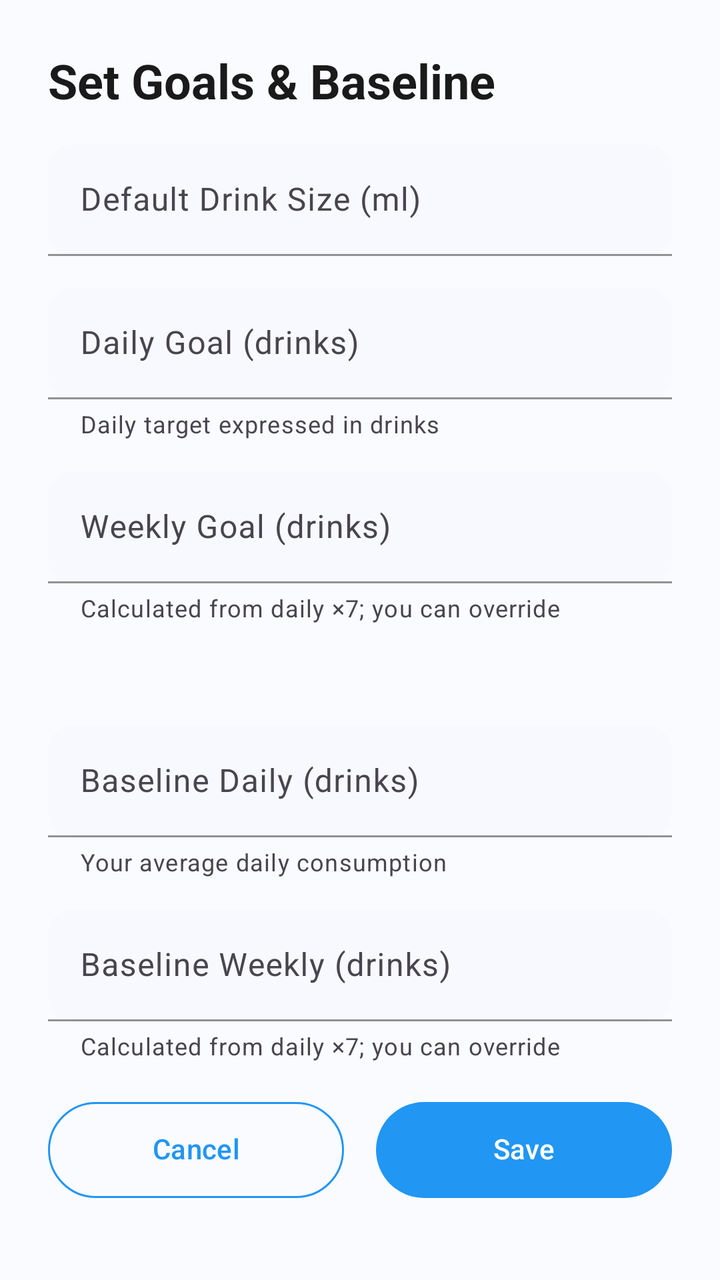
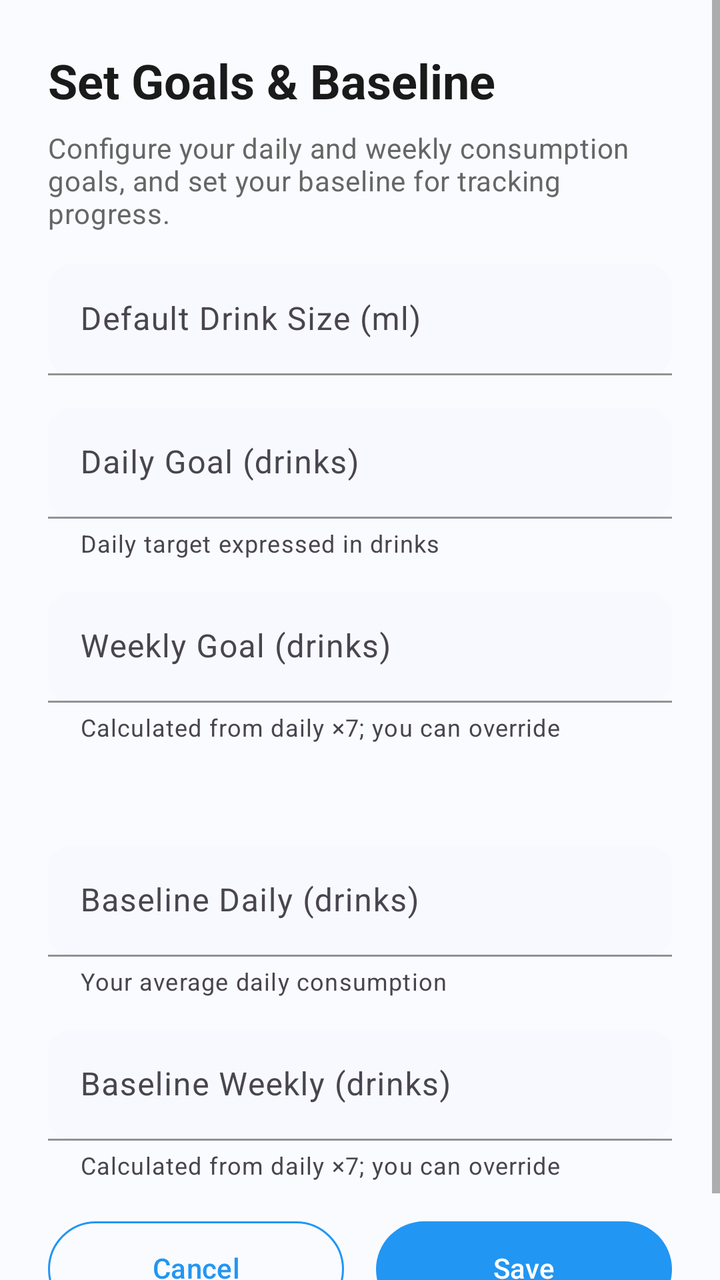

Screens rendered from an Android XML layout before and after an edit, with the pre-edit source and the edit as a unified diff.
<!-- AndroidManifest.xml: application theme Theme.BrewLog -->
<!-- res/layout/dialog_setup.xml -->
<?xml version="1.0" encoding="utf-8"?>
<ScrollView xmlns:android="http://schemas.android.com/apk/res/android"
    xmlns:app="http://schemas.android.com/apk/res-auto"
    android:layout_width="match_parent"
    android:layout_height="wrap_content"
    android:fillViewport="true">

    <LinearLayout
        android:layout_width="match_parent"
        android:layout_height="wrap_content"
        android:orientation="vertical"
        android:padding="24dp"
        android:background="@color/background">

    <TextView
        android:layout_width="wrap_content"
        android:layout_height="wrap_content"
        android:text="Set Goals &amp; Baseline"
        android:textAppearance="@style/TextAppearance.BrewLog.Headline"
        android:layout_marginBottom="16dp" />

    <com.google.android.material.textfield.TextInputLayout
        android:id="@+id/layout_default_drink"
        android:layout_width="match_parent"
        android:layout_height="wrap_content"
        android:hint="Default Drink Size (ml)"
        style="?attr/textInputStyle"
        app:boxBackgroundMode="filled"
        app:boxBackgroundColor="@color/input_background"
        app:hintTextColor="@color/text_hint"
        android:layout_marginBottom="16dp">

        <com.google.android.material.textfield.TextInputEditText
            android:id="@+id/et_default_drink_ml"
            android:layout_width="match_parent"
            android:layout_height="wrap_content"
            android:inputType="number"
            android:textColor="@color/text_on_surface"
            android:textColorHint="@color/text_hint" />
    </com.google.android.material.textfield.TextInputLayout>

    <com.google.android.material.textfield.TextInputLayout
        android:id="@+id/layout_daily_goal_drinks"
        android:layout_width="match_parent"
        android:layout_height="wrap_content"
        android:hint="Daily Goal (drinks)"
        app:helperText="Daily target expressed in drinks"
        style="?attr/textInputStyle"
        app:boxBackgroundMode="filled"
        app:boxBackgroundColor="@color/input_background"
        app:hintTextColor="@color/text_hint"
        android:layout_marginBottom="16dp">

        <com.google.android.material.textfield.TextInputEditText
            android:id="@+id/et_goal_daily_drinks"
            android:layout_width="match_parent"
            android:layout_height="wrap_content"
            android:inputType="number"
            android:textColor="@color/text_on_surface"
            android:textColorHint="@color/text_hint" />
    </com.google.android.material.textfield.TextInputLayout>

    <com.google.android.material.textfield.TextInputLayout
        android:id="@+id/layout_weekly_goal_drinks"
        android:layout_width="match_parent"
        android:layout_height="wrap_content"
        android:hint="Weekly Goal (drinks)"
        app:helperText="Calculated from daily ×7; you can override"
        style="?attr/textInputStyle"
        app:boxBackgroundMode="filled"
        app:boxBackgroundColor="@color/input_background"
        app:hintTextColor="@color/text_hint"
        android:layout_marginBottom="16dp">

        <com.google.android.material.textfield.TextInputEditText
            android:id="@+id/et_goal_weekly_drinks"
            android:layout_width="match_parent"
            android:layout_height="wrap_content"
            android:inputType="number"
            android:textColor="@color/text_on_surface"
            android:textColorHint="@color/text_hint" />
    </com.google.android.material.textfield.TextInputLayout>

    <TextView
        android:id="@+id/tv_guideline_note"
        android:layout_width="match_parent"
        android:layout_height="wrap_content"
        android:layout_marginBottom="16dp"
        android:text=""
        android:textAppearance="@style/TextAppearance.BrewLog.Caption"
        android:textColor="@color/text_secondary" />

    <com.google.android.material.textfield.TextInputLayout
        android:id="@+id/layout_daily_baseline_drinks"
        android:layout_width="match_parent"
        android:layout_height="wrap_content"
        android:hint="Baseline Daily (drinks)"
        app:helperText="Your average daily consumption"
        style="?attr/textInputStyle"
        app:boxBackgroundMode="filled"
        app:boxBackgroundColor="@color/input_background"
        app:hintTextColor="@color/text_hint"
        android:layout_marginBottom="16dp">

        <com.google.android.material.textfield.TextInputEditText
            android:id="@+id/et_baseline_daily_drinks"
            android:layout_width="match_parent"
            android:layout_height="wrap_content"
            android:inputType="number"
            android:textColor="@color/text_on_surface"
            android:textColorHint="@color/text_hint" />
    </com.google.android.material.textfield.TextInputLayout>

    <com.google.android.material.textfield.TextInputLayout
        android:id="@+id/layout_weekly_baseline_drinks"
        android:layout_width="match_parent"
        android:layout_height="wrap_content"
        android:hint="Baseline Weekly (drinks)"
        app:helperText="Calculated from daily ×7; you can override"
        style="?attr/textInputStyle"
        app:boxBackgroundMode="filled"
        app:boxBackgroundColor="@color/input_background"
        app:hintTextColor="@color/text_hint"
        android:layout_marginBottom="16dp">

        <com.google.android.material.textfield.TextInputEditText
            android:id="@+id/et_baseline_weekly_drinks"
            android:layout_width="match_parent"
            android:layout_height="wrap_content"
            android:inputType="number"
            android:textColor="@color/text_on_surface"
            android:textColorHint="@color/text_hint" />
    </com.google.android.material.textfield.TextInputLayout>

    
    

    <LinearLayout
        android:layout_width="match_parent"
        android:layout_height="wrap_content"
        android:orientation="horizontal">

        <com.google.android.material.button.MaterialButton
            android:id="@+id/btn_cancel"
            android:layout_width="0dp"
            android:layout_height="56dp"
            android:layout_marginEnd="8dp"
            android:layout_weight="1"
            android:text="Cancel"
            style="@style/Widget.BrewLog.Button.Outlined" />

        <com.google.android.material.button.MaterialButton
            android:id="@+id/btn_save"
            android:layout_width="0dp"
            android:layout_height="56dp"
            android:layout_marginStart="8dp"
            android:layout_weight="1"
            android:text="Save"
            style="@style/Widget.BrewLog.Button" />

    </LinearLayout>

    </LinearLayout>

</ScrollView>
<!-- resources referenced by this layout -->
<resources>
  <color name="background">#FAFBFF</color>
  <color name="input_background">#F8F9FF</color>
  <color name="text_hint">#BDBDBD</color>
  <color name="text_on_surface">#1A1A1A</color>
  <color name="text_secondary">#666666</color>
  <style name="TextAppearance.BrewLog.Caption" parent="TextAppearance.Material3.BodyMedium">
          <item name="android:textColor">@color/text_hint</item>
          <item name="android:textSize">14sp</item>
      </style>
  <style name="TextAppearance.BrewLog.Headline" parent="TextAppearance.Material3.HeadlineMedium">
          <item name="android:textColor">@color/text_primary</item>
          <item name="android:textSize">24sp</item>
          <item name="android:textStyle">bold</item>
      </style>
  <style name="Widget.BrewLog.Button" parent="Widget.Material3.Button">
          <item name="android:textColor">@color/white</item>
          <item name="backgroundTint">@color/blue_500</item>
          <item name="cornerRadius">24dp</item>
          <item name="android:paddingStart">24dp</item>
          <item name="android:paddingEnd">24dp</item>
          <item name="android:paddingTop">12dp</item>
          <item name="android:paddingBottom">12dp</item>
          <item name="android:textSize">14sp</item>
          <item name="android:fontFamily">sans-serif-medium</item>
          <item name="android:textStyle">normal</item>
          <item name="android:includeFontPadding">false</item>
      </style>
  <style name="Widget.BrewLog.Button.Outlined" parent="Widget.Material3.Button.OutlinedButton">
          <item name="android:textColor">@color/blue_500</item>
          <item name="strokeColor">@color/blue_500</item>
          <item name="cornerRadius">24dp</item>
          <item name="android:paddingStart">24dp</item>
          <item name="android:paddingEnd">24dp</item>
          <item name="android:paddingTop">12dp</item>
          <item name="android:paddingBottom">12dp</item>
          <item name="android:textSize">14sp</item>
          <item name="android:fontFamily">sans-serif-medium</item>
          <item name="android:textStyle">normal</item>
          <item name="android:includeFontPadding">false</item>
      </style>
  <color name="text_primary">#1A1A1A</color>
  <color name="white">#FFFFFF</color>
  <color name="blue_500">#2196F3</color>
  <color name="blue_700">#1976D2</color>
  <color name="accent">#03DAC6</color>
  <color name="accent_dark">#018786</color>
  <color name="black">#000000</color>
  <color name="surface">#FFFFFF</color>
  <color name="surface_variant">#F5F7FF</color>
  <color name="card_background">#FFFFFF</color>
  <style name="Widget.BrewLog.TextInputLayout.OutlinedBox" parent="Widget.Material3.TextInputLayout.OutlinedBox">
          <item name="boxBackgroundMode">filled</item>
          <item name="boxBackgroundColor">@color/input_background</item>
          <item name="boxCornerRadiusBottomEnd">12dp</item>
          <item name="boxCornerRadiusBottomStart">12dp</item>
          <item name="boxCornerRadiusTopEnd">12dp</item>
          <item name="boxCornerRadiusTopStart">12dp</item>
          <item name="boxStrokeColor">@color/blue_500</item>
          <item name="hintTextColor">@color/blue_500</item>
      </style>
  <!-- unchanged entries left out for length: 1 -->
</resources>

<!-- the commit's change to res/layout/dialog_setup.xml (unified diff, before → after) -->
@@ -17,6 +17,14 @@
         android:layout_height="wrap_content"
         android:text="Set Goals &amp; Baseline"
         android:textAppearance="@style/TextAppearance.BrewLog.Headline"
+        android:layout_marginBottom="8dp" />
+        
+    <TextView
+        android:layout_width="match_parent"
+        android:layout_height="wrap_content"
+        android:text="Configure your daily and weekly consumption goals, and set your baseline for tracking progress."
+        android:textAppearance="@style/TextAppearance.BrewLog.Caption"
+        android:textColor="@color/text_secondary"
         android:layout_marginBottom="16dp" />
 
     <com.google.android.material.textfield.TextInputLayout
